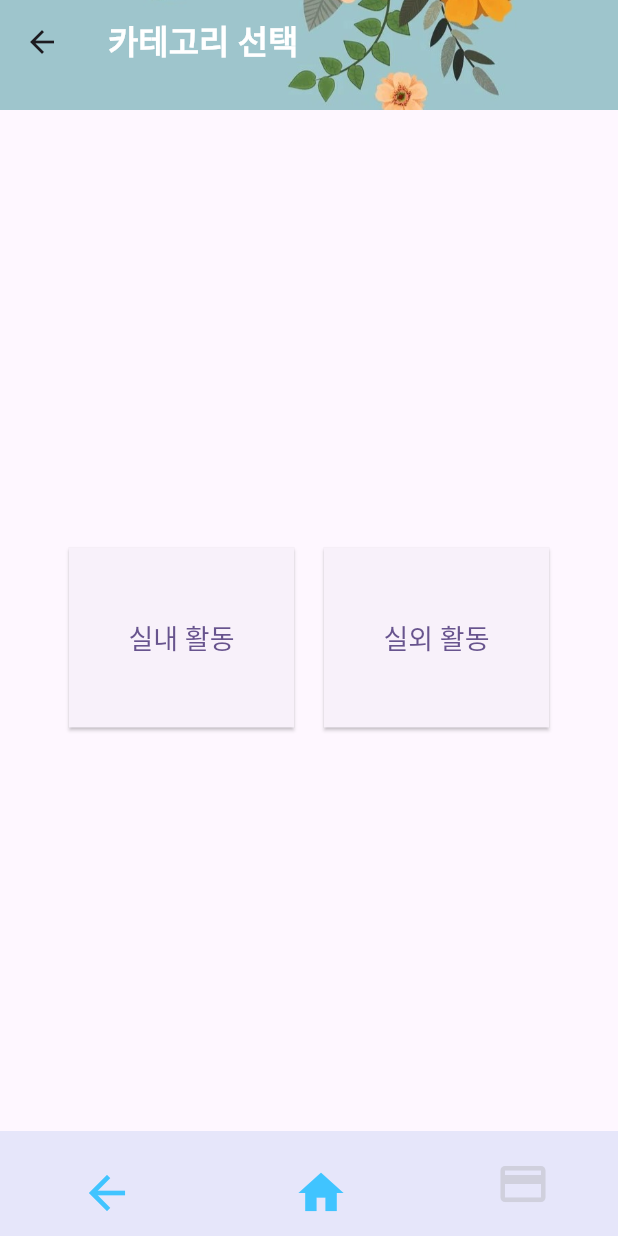
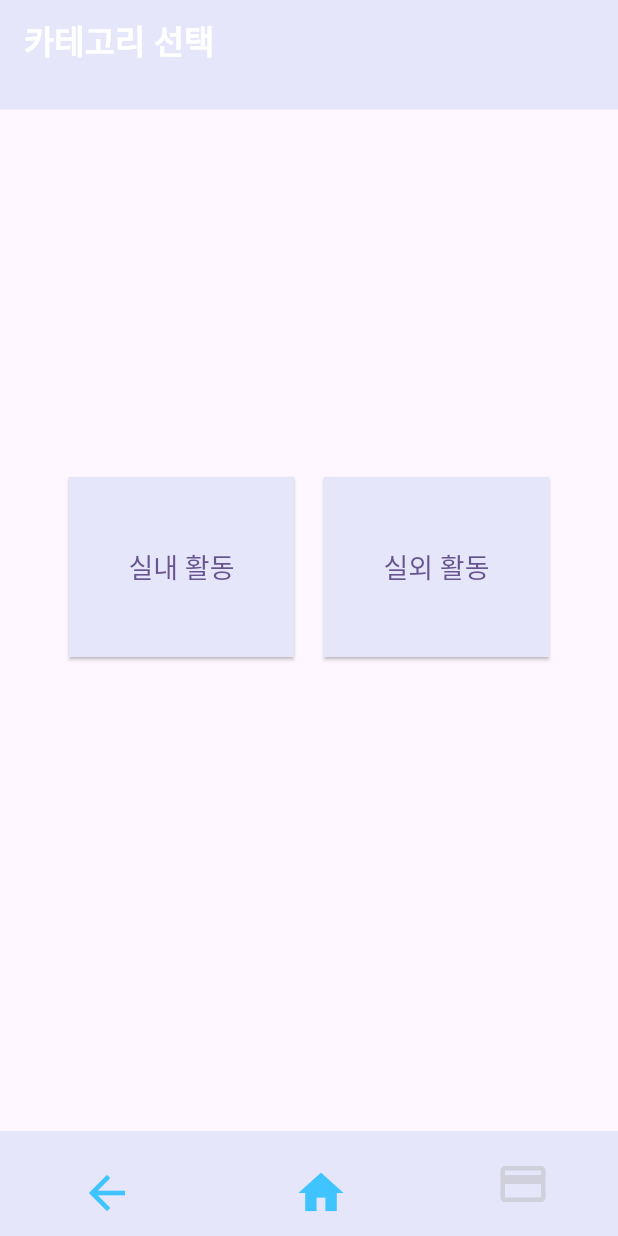
Before and after one commit to MrDos89/slivermate_project_flutter, a Flutter app: the CategoryPage screen opened by its route, on a phone screen of 412 x 824 dp. Run offline on Flutter 3.47's test engine with Material 3 defaults, Android fonts, the phone set to English and light mode, and no system bars; our stand-ins replace font_awesome_flutter.

Commit message:
[건민]상단삭제

```diff
--- a/lib/pages/categoryPage.dart
+++ b/lib/pages/categoryPage.dart
@@ -72,29 +72,19 @@ class _CategoryPageState extends State<CategoryPage> {
     return MainLayout(
       child: Scaffold(
         appBar: PreferredSize(
-          preferredSize: const Size.fromHeight(
-            73,
-          ), // 🔥 원하는 높이 설정 (기본 56 → 150)
+          preferredSize: const Size.fromHeight(73), // 🔥 원하는 높이 설정
           child: AppBar(
+            leading: null, // 뒤로가기 버튼 지우기
+            automaticallyImplyLeading: false,
             title: const Text(
               "카테고리 선택",
               style: TextStyle(
-                color: Colors.white, // 글씨를 흰색으로 변경
+                color: Colors.white, // ✅ 기존 글씨색 유지
                 fontWeight: FontWeight.bold,
               ),
             ),
-            // centerTitle: true, // 제목 중앙 정렬
-            backgroundColor: Colors.transparent, // 배경 투명
+            backgroundColor: Color(0xFFE6E6FA), // ✅ 배경색 설정
             elevation: 0, // 그림자 제거
-            flexibleSpace: Container(
-              height: 150, // 🔥 AppBar 높이에 맞게 설정
-              decoration: BoxDecoration(
-                image: DecorationImage(
-                  image: AssetImage("lib/images/dnl.jpg"), // 배경 이미지 설정
-                  fit: BoxFit.cover, // 화면에 꽉 차도록 설정
-                ),
-              ),
-            ),
           ),
         ),
 
@@ -106,7 +96,7 @@ class _CategoryPageState extends State<CategoryPage> {
               top:
                   movedToTop
                       ? 50
-                      : MediaQuery.of(context).size.height / 2 - 120,
+                      : MediaQuery.of(context).size.height / 2 - 167,
               left: 0,
               right: 0,
               child: Column(
@@ -170,6 +160,7 @@ class _CategoryPageState extends State<CategoryPage> {
     return Center(
       child: ElevatedButton(
         style: ElevatedButton.styleFrom(
+          backgroundColor: const Color(0xFFE6E6FA), // ✅ 버튼 배경색 변경
           minimumSize: const Size(150, 120),
           textStyle: const TextStyle(fontSize: 18),
           shape: RoundedRectangleBorder(borderRadius: BorderRadius.zero),
--- a/lib/pages/introducePage.dart
+++ b/lib/pages/introducePage.dart
@@ -202,8 +202,8 @@ class _IntroducePageState extends State<IntroducePage> {
         BoxShadow(
           color: Colors.black26,
           blurRadius: 6,
-          spreadRadius: 2,
-          offset: Offset(0, 3), // 🔥 아래쪽으로만 그림자 추가
+          spreadRadius: 0.8,
+          offset: Offset(0, 2), // 🔥 아래쪽으로만 그림자 추가
         ),
       ],
     );
```
